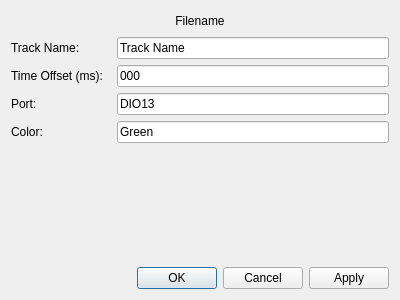
First picture: the form in leddialog.ui, repository AJEdwards314/UIShowEditor, before the edit.
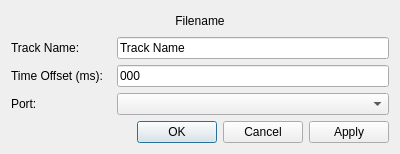
Second picture: the form after the edit.

Patch:
```diff
--- a/leddialog.ui
+++ b/leddialog.ui
@@ -7,7 +7,7 @@
     <x>0</x>
     <y>0</y>
     <width>400</width>
-    <height>300</height>
+    <height>154</height>
    </rect>
   </property>
   <property name="windowTitle">
@@ -59,6 +59,13 @@
        </property>
       </widget>
      </item>
+     <item row="1" column="1">
+      <widget class="QLineEdit" name="offsetBox">
+       <property name="text">
+        <string>000</string>
+       </property>
+      </widget>
+     </item>
      <item row="2" column="0">
       <widget class="QLabel" name="portLbl">
        <property name="text">
@@ -66,33 +73,8 @@
        </property>
       </widget>
      </item>
-     <item row="3" column="0">
-      <widget class="QLabel" name="colorLabel">
-       <property name="text">
-        <string>Color:</string>
-       </property>
-      </widget>
-     </item>
-     <item row="3" column="1">
-      <widget class="QLineEdit" name="colorBox">
-       <property name="text">
-        <string>Green</string>
-       </property>
-      </widget>
-     </item>
      <item row="2" column="1">
-      <widget class="QLineEdit" name="portBox">
-       <property name="text">
-        <string>DIO13</string>
-       </property>
-      </widget>
-     </item>
-     <item row="1" column="1">
-      <widget class="QLineEdit" name="offsetBox">
-       <property name="text">
-        <string>000</string>
-       </property>
-      </widget>
+      <widget class="QComboBox" name="portCB"/>
      </item>
     </layout>
    </item>
```
